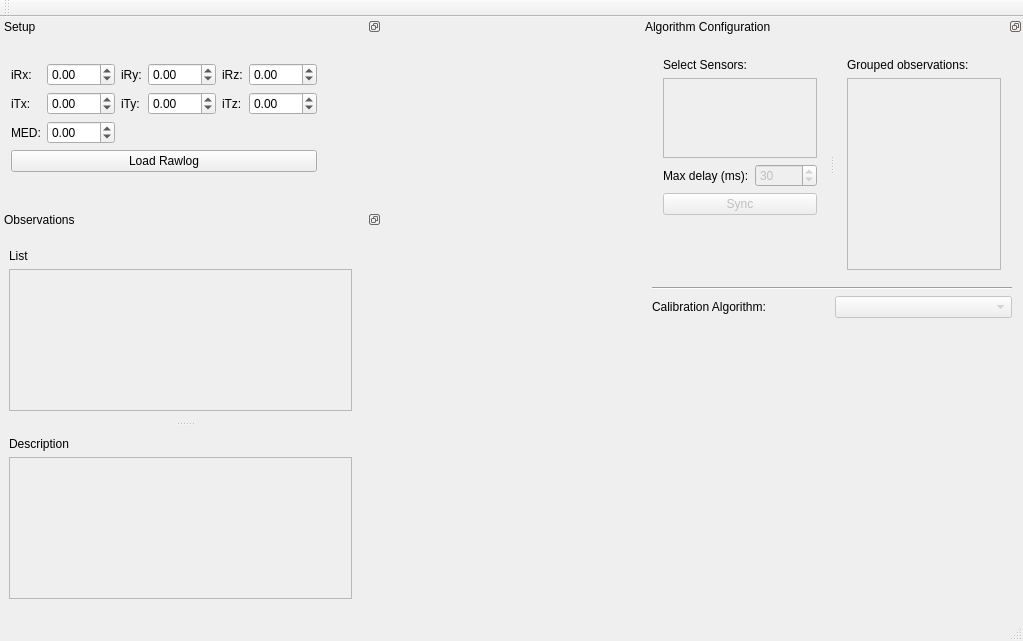
Qt form gui/CMainWindow.ui (MRPT/autocalib-sensor-extrinsics) before a commit.
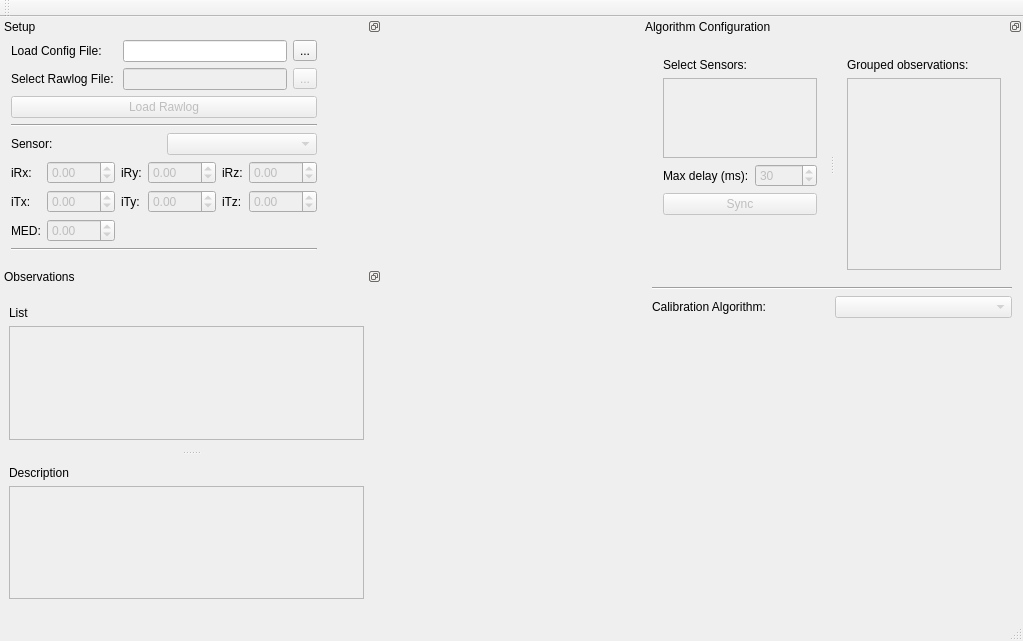
The same form after that commit. Custom widgets are drawn as their Qt base class.

Commit message:
Add gui option to load config, edit sensor pose
* Reorganized setup elements to now load a config file before loading
rawlog file
* Sensor poses are now stored inside the model
* Added a combo box to select a sensor pose and edit its values
* mrpt complains about pose to rvec conversion saying rotation matrix is not
orthogonal and causes a crash

What changed in the file:
```diff
--- a/gui/CMainWindow.ui
+++ b/gui/CMainWindow.ui
@@ -44,13 +44,13 @@
    <property name="minimumSize">
     <size>
      <width>382</width>
-     <height>193</height>
+     <height>250</height>
     </size>
    </property>
    <property name="maximumSize">
     <size>
      <width>382</width>
-     <height>193</height>
+     <height>250</height>
     </size>
    </property>
    <property name="features">
@@ -77,18 +77,146 @@
       <number>9</number>
      </property>
      <item>
-      <layout class="QGridLayout" name="gridLayout">
+      <layout class="QFormLayout" name="formLayout">
+       <item row="1" column="1">
+        <layout class="QHBoxLayout" name="rlog_file_group">
+         <item>
+          <widget class="QLineEdit" name="rlog_file_line_edit">
+           <property name="enabled">
+            <bool>false</bool>
+           </property>
+           <property name="sizePolicy">
+            <sizepolicy hsizetype="Expanding" vsizetype="Fixed">
+             <horstretch>1</horstretch>
+             <verstretch>0</verstretch>
+            </sizepolicy>
+           </property>
+           <property name="readOnly">
+            <bool>false</bool>
+           </property>
+           <property name="cursorMoveStyle">
+            <enum>Qt::LogicalMoveStyle</enum>
+           </property>
+          </widget>
+         </item>
+         <item>
+          <widget class="QToolButton" name="rlog_file_select_button">
+           <property name="enabled">
+            <bool>false</bool>
+           </property>
+           <property name="text">
+            <string>...</string>
+           </property>
+          </widget>
+         </item>
+        </layout>
+       </item>
+       <item row="1" column="0">
+        <widget class="QLabel" name="rlog_file_label">
+         <property name="sizePolicy">
+          <sizepolicy hsizetype="Preferred" vsizetype="Preferred">
+           <horstretch>1</horstretch>
+           <verstretch>0</verstretch>
+          </sizepolicy>
+         </property>
+         <property name="text">
+          <string>Select Rawlog File: </string>
+         </property>
+        </widget>
+       </item>
        <item row="0" column="0">
-        <widget class="QLabel" name="irx_label">
+        <widget class="QLabel" name="config_file_label">
          <property name="text">
-          <string>iRx:</string>
+          <string>Load Config File: </string>
+         </property>
+        </widget>
+       </item>
+       <item row="0" column="1">
+        <layout class="QHBoxLayout" name="config_file_group">
+         <item>
+          <widget class="QLineEdit" name="config_file_line_edit">
+           <property name="sizePolicy">
+            <sizepolicy hsizetype="Expanding" vsizetype="Fixed">
+             <horstretch>1</horstretch>
+             <verstretch>0</verstretch>
+            </sizepolicy>
+           </property>
+           <property name="dragEnabled">
+            <bool>false</bool>
+           </property>
+           <property name="readOnly">
+            <bool>false</bool>
+           </property>
+           <property name="cursorMoveStyle">
+            <enum>Qt::LogicalMoveStyle</enum>
+           </property>
+          </widget>
+         </item>
+         <item>
+          <widget class="QToolButton" name="config_file_select_button">
+           <property name="text">
+            <string>...</string>
+           </property>
+          </widget>
+         </item>
+        </layout>
+       </item>
+      </layout>
+     </item>
+     <item>
+      <widget class="QPushButton" name="load_rlog_button">
+       <property name="enabled">
+        <bool>false</bool>
+       </property>
+       <property name="text">
+        <string>Load Rawlog</string>
+       </property>
+       <property name="autoDefault">
+        <bool>false</bool>
+       </property>
+       <property name="flat">
+        <bool>false</bool>
+       </property>
+      </widget>
+     </item>
+     <item>
+      <widget class="Line" name="line_3">
+       <property name="orientation">
+        <enum>Qt::Horizontal</enum>
+       </property>
+      </widget>
+     </item>
+     <item>
+      <layout class="QHBoxLayout" name="sensor_cbox_group">
+       <item>
+        <widget class="QLabel" name="sensor_cbox_label">
+         <property name="text">
+          <string>Sensor:</string>
+         </property>
+        </widget>
+       </item>
+       <item>
+        <widget class="QComboBox" name="sensor_cbox">
+         <property name="enabled">
+          <bool>false</bool>
+         </property>
+        </widget>
+       </item>
+      </layout>
+     </item>
+     <item>
+      <layout class="QGridLayout" name="sensor_pose_group">
+       <item row="1" column="0">
+        <widget class="QLabel" name="itx_label">
+         <property name="text">
+          <string>iTx:</string>
          </property>
         </widget>
        </item>
        <item row="0" column="1">
         <widget class="QDoubleSpinBox" name="irx_sbox">
          <property name="enabled">
-          <bool>true</bool>
+          <bool>false</bool>
          </property>
          <property name="accessibleName">
           <string>irx</string>
@@ -104,43 +232,33 @@
          </property>
         </widget>
        </item>
-       <item row="0" column="2">
-        <widget class="QLabel" name="iry_label">
-         <property name="text">
-          <string>iRy:</string>
-         </property>
-        </widget>
-       </item>
-       <item row="0" column="3">
-        <widget class="QDoubleSpinBox" name="iry_sbox">
+       <item row="2" column="1">
+        <widget class="QDoubleSpinBox" name="med_sbox">
          <property name="enabled">
-          <bool>true</bool>
-         </property>
-         <property name="accessibleName">
-          <string>iry</string>
+          <bool>false</bool>
          </property>
          <property name="minimum">
-          <double>-359.990000000000009</double>
+          <double>-10.000000000000000</double>
          </property>
          <property name="maximum">
-          <double>359.990000000000009</double>
+          <double>10.000000000000000</double>
          </property>
          <property name="singleStep">
           <double>0.500000000000000</double>
          </property>
         </widget>
        </item>
-       <item row="0" column="4">
-        <widget class="QLabel" name="irz_label">
+       <item row="1" column="2">
+        <widget class="QLabel" name="ity_label">
          <property name="text">
-          <string>iRz:</string>
+          <string>iTy:</string>
          </property>
         </widget>
        </item>
        <item row="0" column="5">
         <widget class="QDoubleSpinBox" name="irz_sbox">
          <property name="enabled">
-          <bool>true</bool>
+          <bool>false</bool>
          </property>
          <property name="accessibleName">
           <string>irz</string>
@@ -156,17 +274,36 @@
          </property>
         </widget>
        </item>
-       <item row="1" column="0">
-        <widget class="QLabel" name="itx_label">
+       <item row="2" column="0">
+        <widget class="QLabel" name="med_label">
          <property name="text">
-          <string>iTx:</string>
+          <string>MED:</string>
+         </property>
+        </widget>
+       </item>
+       <item row="1" column="5">
+        <widget class="QDoubleSpinBox" name="itz_sbox">
+         <property name="enabled">
+          <bool>false</bool>
+         </property>
+         <property name="accessibleName">
+          <string>itz</string>
+         </property>
+         <property name="minimum">
+          <double>-359.990000000000009</double>
+         </property>
+         <property name="maximum">
+          <double>359.990000000000009</double>
+         </property>
+         <property name="singleStep">
+          <double>0.500000000000000</double>
          </property>
         </widget>
        </item>
        <item row="1" column="1">
         <widget class="QDoubleSpinBox" name="itx_sbox">
          <property name="enabled">
-          <bool>true</bool>
+          <bool>false</bool>
          </property>
          <property name="accessibleName">
           <string>itx</string>
@@ -182,17 +319,10 @@
          </property>
         </widget>
        </item>
-       <item row="1" column="2">
-        <widget class="QLabel" name="ity_label">
-         <property name="text">
-          <string>iTy:</string>
-         </property>
-        </widget>
-       </item>
-       <item row="1" column="3">
-        <widget class="QDoubleSpinBox" name="ity_sbox">
+       <item row="0" column="3">
+        <widget class="QDoubleSpinBox" name="iry_sbox">
          <property name="enabled">
-          <bool>true</bool>
+          <bool>false</bool>
          </property>
          <property name="accessibleName">
           <string>ity</string>
@@ -208,6 +338,13 @@
          </property>
         </widget>
        </item>
+       <item row="0" column="2">
+        <widget class="QLabel" name="iry_label">
+         <property name="text">
+          <string>iRy:</string>
+         </property>
+        </widget>
+       </item>
        <item row="1" column="4">
         <widget class="QLabel" name="itz_label">
          <property name="text">
@@ -215,10 +352,10 @@
          </property>
         </widget>
        </item>
-       <item row="1" column="5">
-        <widget class="QDoubleSpinBox" name="itz_sbox">
+       <item row="1" column="3">
+        <widget class="QDoubleSpinBox" name="ity_sbox">
          <property name="enabled">
-          <bool>true</bool>
+          <bool>false</bool>
          </property>
          <property name="accessibleName">
           <string>itz</string>
@@ -234,44 +371,26 @@
          </property>
         </widget>
        </item>
-       <item row="2" column="0">
-        <widget class="QLabel" name="med_label">
+       <item row="0" column="4">
+        <widget class="QLabel" name="irz_label">
          <property name="text">
-          <string>MED:</string>
+          <string>iRz:</string>
          </property>
         </widget>
        </item>
-       <item row="2" column="1">
-        <widget class="QDoubleSpinBox" name="med_sbox">
-         <property name="enabled">
-          <bool>true</bool>
-         </property>
-         <property name="minimum">
-          <double>-10.000000000000000</double>
-         </property>
-         <property name="maximum">
-          <double>10.000000000000000</double>
-         </property>
-         <property name="singleStep">
-          <double>0.500000000000000</double>
+       <item row="0" column="0">
+        <widget class="QLabel" name="irx_label">
+         <property name="text">
+          <string>iRx:</string>
          </property>
         </widget>
        </item>
       </layout>
      </item>
      <item>
-      <widget class="QPushButton" name="load_rlog_button">
-       <property name="enabled">
-        <bool>true</bool>
-       </property>
-       <property name="text">
-        <string>Load Rawlog</string>
-       </property>
-       <property name="autoDefault">
-        <bool>false</bool>
-       </property>
-       <property name="flat">
-        <bool>false</bool>
+      <widget class="Line" name="line_2">
+       <property name="orientation">
+        <enum>Qt::Horizontal</enum>
        </property>
       </widget>
      </item>
@@ -300,7 +419,7 @@
       <number>9</number>
      </property>
      <property name="rightMargin">
-      <number>21</number>
+      <number>9</number>
      </property>
      <item>
       <widget class="QSplitter" name="splitter">
```
Left out of the diff: 4 changed lines with no effect on the pictures. The commit also changes 19 other files.
